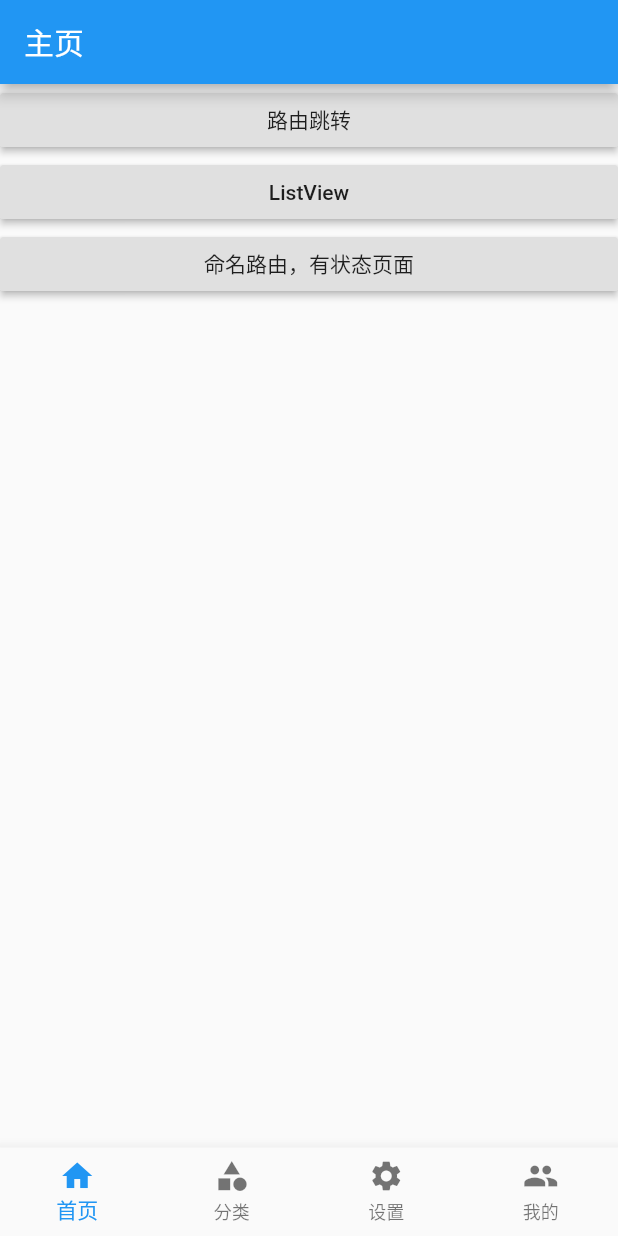
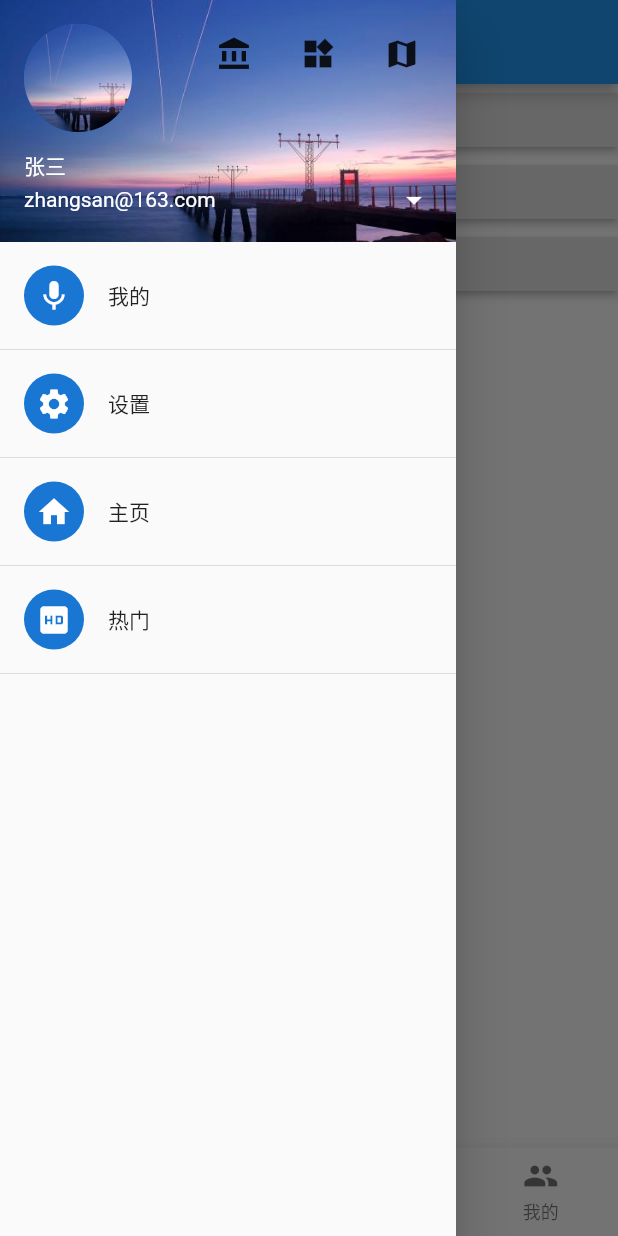
Before and after one commit to WuJinLi/flutterDemo, a Flutter app: the screen it shows after launch, with the side drawer open (before the commit the screen has no drawer), on a phone screen of 412 x 824 dp. Run offline on Flutter 3.47's test engine with Material 2 defaults, Android fonts, the phone set to English and light mode, and no system bars.

Commit message:
创建抽屉，实现抽屉页面布局和关于抽屉内容点击跳转的功能

```diff
--- a/lib/main.dart
+++ b/lib/main.dart
@@ -3,16 +3,24 @@ import 'package:flutter_learn/pages/bottom_tabs.dart';
 import 'package:flutter_learn/routes/routes_config.dart';
 import 'routes/routes_config.dart';
 
+
+/**
+ *
+ * 针对主页面设计：
+ * debugShowCheckedModeBanner：设置app右上角是否显示debug的图标；
+ * onGenerateRoute：设置路由配置；
+ * initialRoute：默认路由配置；
+ *
+ */
 void main() => runApp(new MyApp());
 
 class MyApp extends StatelessWidget {
-
   @override
   Widget build(BuildContext context) {
     return MaterialApp(
       title: "flutter",
 //      home: BottomBar(),
-    debugShowCheckedModeBanner: false,
+      debugShowCheckedModeBanner: false, //右上角debug图标
       onGenerateRoute: onGenerateRoute,
       initialRoute: "/",
     );
--- a/lib/pages/bottom_tabs.dart
+++ b/lib/pages/bottom_tabs.dart
@@ -1,39 +1,140 @@
 import 'package:flutter/material.dart';
+import 'package:flutter/material.dart' as prefix0;
 import 'package:flutter_learn/pages/tabs/home_page.dart';
 import 'package:flutter_learn/pages/tabs/setting_spage.dart';
 import 'package:flutter_learn/pages/tabs/categroy_page.dart';
 import 'package:flutter_learn/pages/tabs/mine_page.dart';
 
+/**
+ * 设置底部导航栏：
+ * Scaffold控件：
+ * ++drawer：抽屉控件；Drawer抽屉组件，DrawerHeader抽屉头部控件
+ * ++appBar：顶部标题栏；title
+ * ++bottomNavigationBar：底部导航栏：BottomNavigationBar(items：[BottomNavigationBarItem()])
+ */
 /*****************************BottomNavigattionBar底部导航栏******************************/
 class BottomBar extends StatefulWidget {
   var index;
-  BottomBar({this.index=0});
+
+  BottomBar({this.index = 0});
+
   @override
   _BottomBarState createState() => _BottomBarState(index);
 }
 
 class _BottomBarState extends State<BottomBar> {
   int currentIndex = 0;
-  List list=[HomePage(),CategroyPage(),SettingsPage(),MinePage()];
+  List list = [HomePage(), CategroyPage(), SettingsPage(), MinePage()];
 
-  _BottomBarState(index){
-    this.currentIndex=index;
+  _BottomBarState(index) {
+    this.currentIndex = index;
   }
+
   @override
   Widget build(BuildContext context) {
     return Scaffold(
-//      appBar: AppBar(
-////        title: Text("Flutter Demo"),
-//      ),
+      drawer: Drawer(
+        child: Center(
+          child: Column(
+            children: <Widget>[
+//              DrawerHeader(child: Text("这是头像")),
+              Row(
+                children: <Widget>[
+                  Expanded(
+                    child: UserAccountsDrawerHeader(
+                      decoration: BoxDecoration(
+                          //头部布局背景
+                          image: DecorationImage(
+                              image: AssetImage("images/a.jpg"),
+                              fit: BoxFit.cover)),
+                      accountName: Text("张三"),
+                      //用户名
+                      accountEmail: Text("zhangsan@163.com"),
+                      //邮箱
+                      currentAccountPicture: CircleAvatar(
+                        backgroundImage: AssetImage("images/a.jpg"),
+                      ),
+                      //头像
+                      otherAccountsPictures: <Widget>[
+                        Icon(Icons.account_balance),
+                        Icon(Icons.widgets),
+                        Icon(Icons.map)
+                      ],
+                      onDetailsPressed: () {
+                        Navigator.pop(context); //关闭抽屉
+                        Navigator.of(context).pushNamed("drawer_detail_page",
+                            arguments: {"content": "抽屉头部"}); //详情页面跳转
+                      },
+                    ),
+                  )
+                ],
+              ), //抽屉栏头部布局
+              ListTile(
+                title: Text("我的"),
+                leading: CircleAvatar(
+                  child: Icon(Icons.mic),
+                ),
+                onTap: () {
+                  Navigator.pop(context); //关闭抽屉
+                  Navigator.of(context).pushNamed("drawer_detail_page",
+                      arguments: {"content": "我的"}); //详情页面跳转
+                },
+              ),
+              Divider(), //分割线控件
+              ListTile(
+                title: Text("设置"),
+                leading: CircleAvatar(
+                  child: Icon(Icons.settings),
+                ),
+                onTap: () {
+                  Navigator.pop(context); //关闭抽屉
+                  Navigator.of(context).pushNamed("drawer_detail_page",
+                      arguments: {"content": "设置"});
+                },
+              ),
+              Divider(),
+              ListTile(
+                title: Text("主页"),
+                leading: CircleAvatar(
+                  child: Icon(Icons.home),
+                ),
+                onTap: () {
+                  Navigator.pop(context); //关闭抽屉
+                  Navigator.of(context).pushNamed("drawer_detail_page",
+                      arguments: {"content": "主页"});
+                },
+              ),
+              Divider(),
+              ListTile(
+                title: Text("热门"),
+                leading: CircleAvatar(
+                  child: Icon(Icons.hd),
+                ),
+                onTap: () {
+                  Navigator.pop(context); //关闭抽屉
+                  Navigator.of(context).pushNamed("drawer_detail_page",
+                      arguments: {"content": "热门"});
+                },
+              ),
+              Divider(),
+            ],
+          ),
+        ),
+      ),
+      appBar: AppBar(
+//        title: Text("Flutter Demo"),
+          ),
       bottomNavigationBar: BottomNavigationBar(
         items: [
-          BottomNavigationBarItem(icon: Icon(Icons.home), title: Text("首页"),),
+          BottomNavigationBarItem(
+            icon: Icon(Icons.home),
+            title: Text("首页"),
+          ),
           BottomNavigationBarItem(
               icon: Icon(Icons.category), title: Text("分类")),
           BottomNavigationBarItem(
               icon: Icon(Icons.settings), title: Text("设置")),
-          BottomNavigationBarItem(
-              icon: Icon(Icons.people), title: Text("我的"))
+          BottomNavigationBarItem(icon: Icon(Icons.people), title: Text("我的"))
         ],
         onTap: (int index) {
           setState(() {
@@ -47,3 +148,11 @@ class _BottomBarState extends State<BottomBar> {
     );
   }
 }
+
+/**
+ * 抽屉栏实现：
+ * 方式一：
+ * +++++++++：Drawer+DrawerHeader控件实现
+ * 方式二:
+ * +++++++++：Drawer+UserAccountsDrawerHeader控件实现
+ */
--- a/lib/pages/tabs/categroy_page.dart
+++ b/lib/pages/tabs/categroy_page.dart
@@ -9,9 +9,9 @@ class _CategroyState extends State<CategroyPage> {
   @override
   Widget build(BuildContext context) {
     return Scaffold(
-      appBar: AppBar(
-        title: Text("分类"),
-      ),
+//      appBar: AppBar(
+//        title: Text("分类"),
+//      ),
       body: Container(
         child: ListView(
           children: listData.map((value){
--- a/lib/pages/tabs/home_page.dart
+++ b/lib/pages/tabs/home_page.dart
@@ -10,9 +10,9 @@ class _HomeState extends State<HomePage> {
   @override
   Widget build(BuildContext context) {
     return Scaffold(
-      appBar: AppBar(
-        title: Text("主页"),
-      ),
+//      appBar: AppBar(
+//        title: Text("主页"),
+//      ),
       body: Center(
           child: Column(
             mainAxisAlignment: MainAxisAlignment.start,
--- a/lib/pages/tabs/mine_page.dart
+++ b/lib/pages/tabs/mine_page.dart
@@ -12,9 +12,9 @@ class _MineState extends State<MinePage> {
   @override
   Widget build(BuildContext context) {
     return Scaffold(
-      appBar: AppBar(
-        title: Text("我的"),
-      ),
+//      appBar: AppBar(
+//        title: Text("我的"),
+//      ),
       body: Center(
         child: Container(
           child: Column(
--- a/lib/pages/tabs/setting_spage.dart
+++ b/lib/pages/tabs/setting_spage.dart
@@ -9,9 +9,9 @@ class _SettingsState extends State<SettingsPage> {
   @override
   Widget build(BuildContext context) {
     return Scaffold(
-      appBar: AppBar(
-        title: Text("tabbar的实现方式"),
-      ),
+//      appBar: AppBar(
+//        title: Text("tabbar的实现方式"),
+//      ),
       body: Column(
         children: <Widget>[
           Row(
--- a/lib/routes/routes_config.dart
+++ b/lib/routes/routes_config.dart
@@ -9,6 +9,7 @@ import 'package:flutter_learn/pages/page/registe/register_secound_page.dart';
 import 'package:flutter_learn/pages/page/registe/register_third_page.dart';
 import 'package:flutter_learn/pages/page/tab/default_tab_controller.dart';
 import 'package:flutter_learn/pages/page/tab/tab_controller.dart';
+import 'package:flutter_learn/pages/page/drawer_detail_page.dart';
 
 /**
  * 配置路由
@@ -24,6 +25,7 @@ final routes = {
   "/login": (context) => LoginPage(),
   "/default_tab_controller": (context) => DefaultTabControllerPage(),
   "/tab_bar_controller": (context) => TabBarControllerPage(),
+  "drawer_detail_page":(context,{arguments}) =>DrawerDetailPage(arguments: arguments)
 };
 
 var onGenerateRoute = (RouteSettings settings) {
```
Also changed, not shown: lib/pages/page/drawer_detail_page.dart (added, +35 -0 lines).
